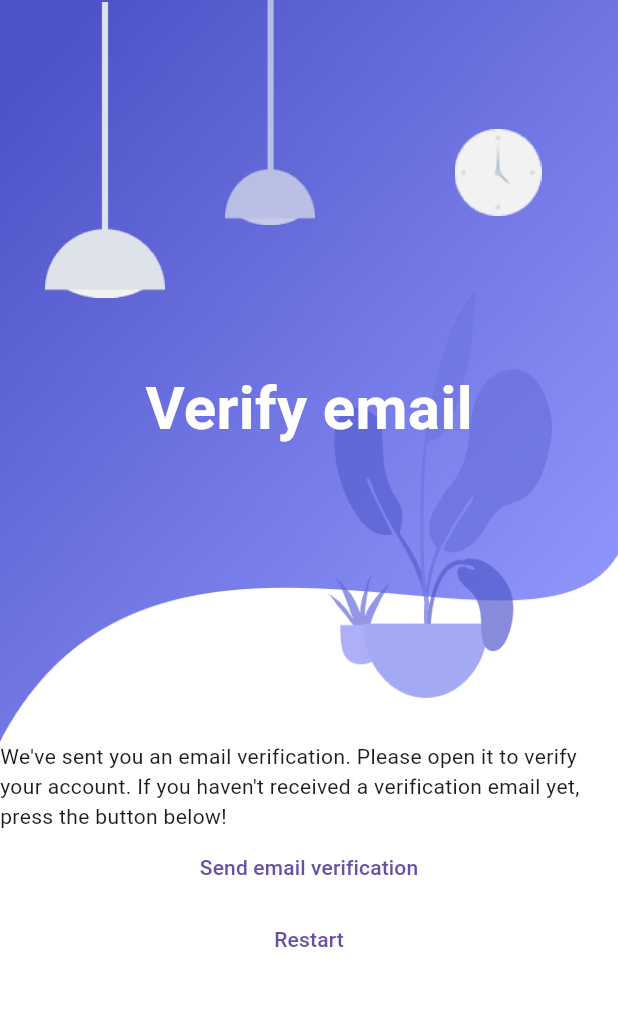
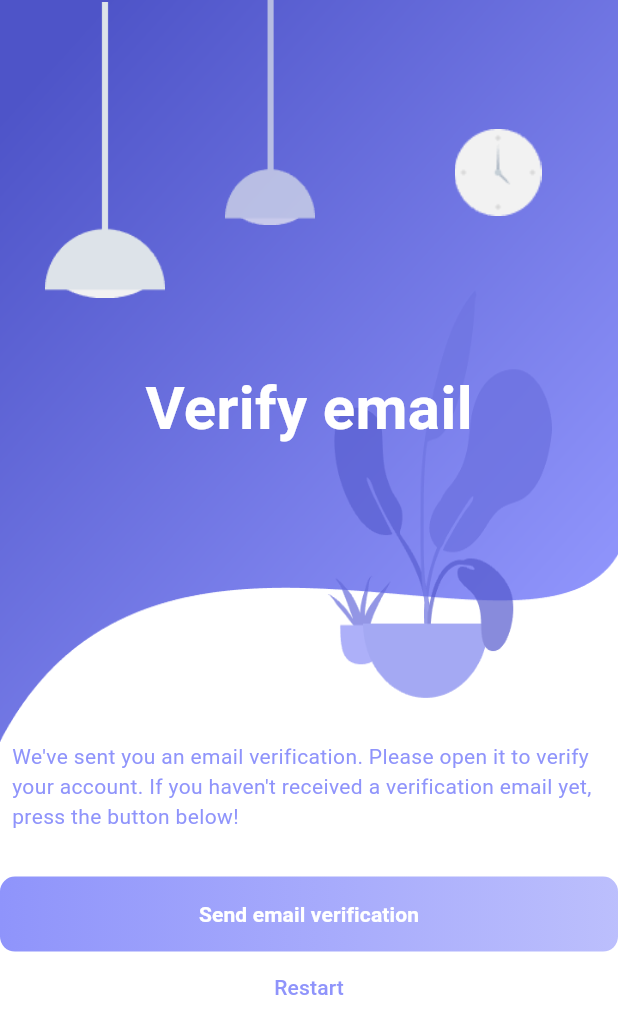
Before and after one commit to RasZarky/mynotes, a Flutter app: the VerifyEmailView screen opened directly, on a phone screen of 412 x 824 dp. Shown: the top 1034 px of the screen. Run offline on Flutter 3.47's test engine with Material 3 defaults, Android fonts, the phone set to English and light mode, and no system bars; our stand-ins replace animate_do, bloc, cloud_firestore, equatable, firebase_auth, firebase_core and 2 more; accounts and stored records are empty; generated files the repository leaves out were written again.

Commit message:
verify_email UI improved

```diff
--- a/lib/views/verify_email_view.dart
+++ b/lib/views/verify_email_view.dart
@@ -96,29 +96,65 @@ class _VerifyEmailViewState extends State<VerifyEmailView> {
               ),
             ),
 
-            Text(
+            FadeInUp(
+              duration: const Duration(milliseconds: 500),
+              child: Padding(
+                padding: const EdgeInsets.only(left: 8.0),
+                child: Text(
                   context.loc.verify_email_view_prompt,
+                  style: const TextStyle(
+                      color: Color.fromRGBO(143, 148, 251, 1)),
                 ),
-            TextButton(
-              onPressed: () {
+              ),
+            ),
+
+            const SizedBox(height: 30,),
+
+            FadeInUp(
+                duration: const Duration(milliseconds: 1900),
+                child: Container(
+                  height: 50,
+                  decoration: BoxDecoration(
+                      borderRadius: BorderRadius.circular(10),
+                      gradient: const LinearGradient(
+                          colors: [
+                            Color.fromRGBO(143, 148, 251, 1),
+                            Color.fromRGBO(143, 148, 251, .6),
+                          ]
+                      )
+                  ),
+                  child: Center(
+                    child: TextButton(
+                      onPressed: () async {
                         context.read<AuthBloc>().add(
                           const AuthEventSendEmailVerification(),
                         );
                       },
                       child: Text(
                         context.loc.verify_email_send_email_verification,
+                        style: const TextStyle(
+                            color: Colors.white,
+                            fontWeight: FontWeight.bold),
                       ),
                     ),
-            TextButton(
-              onPressed: () async {
+                  ),
+                )),
+
+            FadeInUp(
+                duration: const Duration(milliseconds: 2000),
+                child: TextButton(
+                  onPressed: () {
                     context.read<AuthBloc>().add(
                       const AuthEventLogOut(),
                     );
                   },
                   child: Text(
                     context.loc.restart,
+                    style: const TextStyle(
+                        color: Color.fromRGBO(143, 148, 251, 1)),
                   ),
                 )
+            ),
           ],
         ),
       ),
```
Lines whose indentation alone changed are shown as unchanged.
